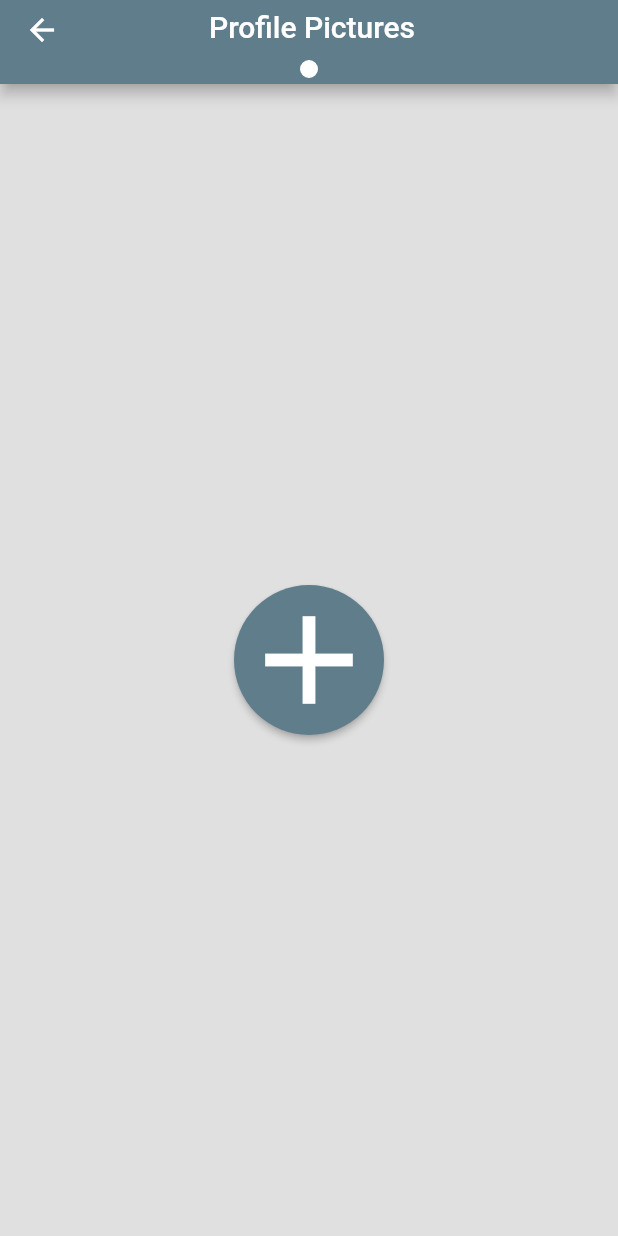
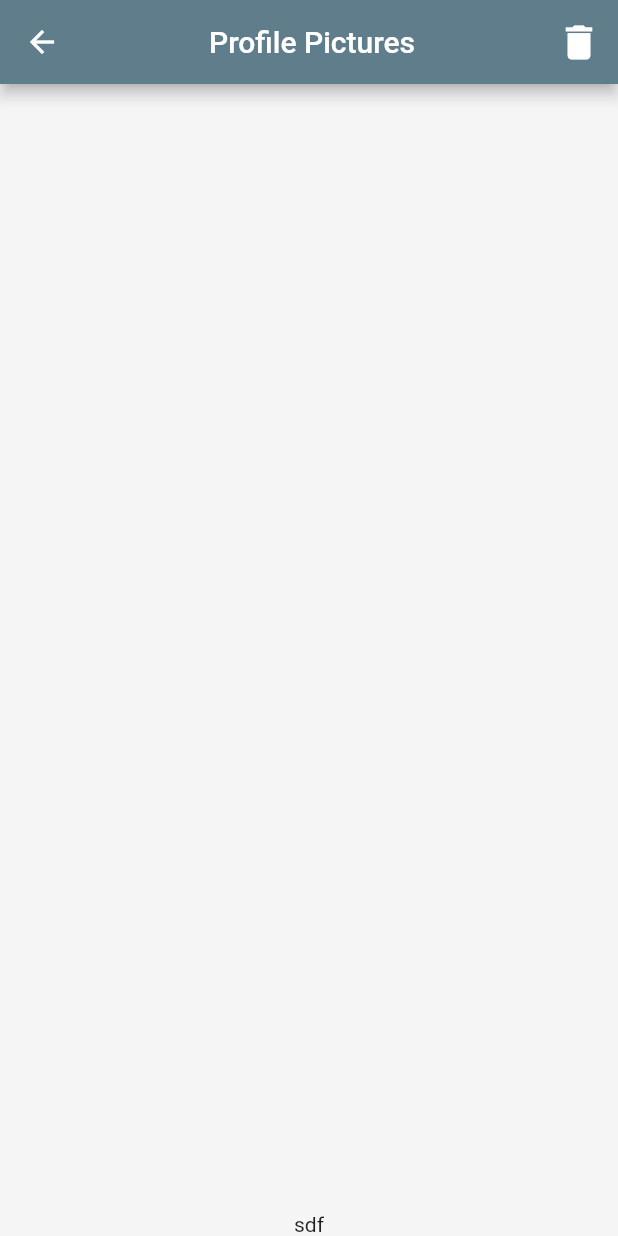
Before and after one commit to geeekfa/entertainmate, a Flutter app: the ProfilePage screen opened directly, after a tap on the "image" icon, on a phone screen of 412 x 824 dp. Run offline on Flutter 3.47's test engine with Material 2 defaults, Android fonts, the phone set to English and light mode, and no system bars; our stand-ins replace cached_network_image, cloud_firestore, firebase_auth, firebase_core, firebase_storage, image_picker and 1 more; accounts and stored records are empty; statements that could not run were skipped; project files that could hold a hidden picture were left out.

Commit message:
jan 17 12:44

```diff
--- a/lib/modules/image_collection/image_collection.dart
+++ b/lib/modules/image_collection/image_collection.dart
@@ -1,5 +1,6 @@
 import 'package:cached_network_image/cached_network_image.dart';
 import 'package:entertainmate/modules/image_collection/image_collection_manager.dart';
+import 'package:entertainmate/modules/image_collection/image_collection_manager1.dart';
 import 'package:flutter/material.dart';
 
 class TImageCollection extends StatefulWidget {
@@ -15,7 +16,7 @@ void _openImageCollectionManager() async {
     Map results = await Navigator.push(
       context,
       MaterialPageRoute(
-          builder: (context) => TImageCollectionManager(
+          builder: (context) => TImageCollectionManager1(
                 title: "Profile Pictures",
                 imageUrls: widget.imageUrls.toList(),
               )),
@@ -44,6 +45,7 @@ void _openImageCollectionManager() async {
               padding: const EdgeInsets.all(10.0),
             )
           : new ListView.builder(
+            physics: new PageScrollPhysics(),
               itemCount: widget.imageUrls.length,
               itemBuilder: (BuildContext ctxt, int index) {
                 return new InkResponse(
--- /dev/null
+++ b/lib/modules/image_collection/image_collection_manager1.dart
@@ -0,0 +1,139 @@
+import 'dart:io';
+import 'package:cached_network_image/cached_network_image.dart';
+import 'package:entertainmate/modules/dialog/image_picker_dialog.dart';
+import 'package:flutter/material.dart';
+
+class TImageCollectionManager1 extends StatefulWidget {
+  String title;
+  List imageUrls;
+  TImageCollectionManager1({title, imageUrls}) {
+    this.title = title;
+    this.imageUrls = imageUrls;
+  }
+  @override
+  _MainState createState() => new _MainState();
+}
+
+class _MainState extends State<TImageCollectionManager1> {
+  List<Widget> _slides = new List();
+
+  @override
+  void initState() {
+    super.initState();
+  }
+
+  Future<bool> onWillPop() async {
+    //Navigator.pop(context, {"imageUrls": widget.imageUrls});
+    return new Future.value(true);
+  }
+
+  @override
+  Widget build(BuildContext context) {
+    return new WillPopScope(
+      onWillPop: onWillPop,
+      child: new Scaffold(
+        backgroundColor: Colors.grey[100],
+        appBar: new AppBar(
+          actions: <Widget>[
+            new Padding(
+                padding: const EdgeInsets.all(1.0),
+                child: true
+                    ? new SizedBox(
+                        width: 50.0,
+                        child: new IconButton(
+                          icon: const Icon(
+                            Icons.delete,
+                            size: 30.0,
+                            color: Colors.white,
+                          ),
+                          tooltip: 'delete this image',
+                          onPressed: () {
+                            //deleteImageFromSlider
+                          },
+                        ),
+                      )
+                    : new SizedBox(
+                        width: 50.0,
+                        child: new Container(),
+                      )),
+          ],
+          title: Center(
+            child: Text(widget.title),
+          ),
+        ),
+        body: new Column(
+          // mainAxisAlignment: MainAxisAlignment.spaceBetween,
+          children: <Widget>[
+            Expanded(
+                child: Container(
+              child: new ListView.builder(
+                  physics: new PageScrollPhysics(),
+                  itemCount: widget.imageUrls.length,
+                  itemBuilder: (BuildContext ctxt, int index) {
+                    return new CachedNetworkImage(
+                      width: MediaQuery.of(context).size.width,
+                      imageUrl: widget.imageUrls[index],
+                      errorWidget: new Icon(
+                        Icons.broken_image,
+                        size: 200.0,
+                        color: Colors.blueGrey[100],
+                      ),
+                    );
+                  },
+                  scrollDirection: Axis.horizontal),
+            )),
+            Text("sdf")
+            // new Container(
+            //   child: ListView.builder(
+            //     itemCount: widget.imageUrls.length,
+            //     itemBuilder: (context, position) {
+            //       return Text(widget.imageUrls[position]);
+            //     },
+            //   ),
+            // new ListView.builder(
+
+            //   physics: new PageScrollPhysics(),
+            //   itemCount: widget.imageUrls.length,
+            //   itemBuilder: (BuildContext ctxt, int index) {
+            //     // return new CachedNetworkImage(
+            //     //   width: MediaQuery.of(context).size.width,
+            //     //   imageUrl: widget.imageUrls[index],
+            //     //   errorWidget: new Icon(
+            //     //     Icons.broken_image,
+            //     //     size: 200.0,
+            //     //     color: Colors.blueGrey[100],
+            //     //   ),
+            //     // );
+
+            //     return new Text("sdf");
+            //   },
+            //   scrollDirection: Axis.horizontal),
+            // )
+          ],
+
+          //     ListView.builder(
+
+          //   //controller: new FixedExtentScrollController(),
+          //   physics: FixedExtentScrollPhysics(),
+          //   children: widget.imageUrls.map((month) {
+          //     return Card(
+          //         child: Row(
+          //       children: <Widget>[
+          //         Expanded(
+          //             child: Padding(
+          //           padding: const EdgeInsets.all(8.0),
+          //           child: Text(
+          //             month,
+          //             style: TextStyle(fontSize: 18.0),
+          //           ),
+          //         )),
+          //       ],
+          //     ));
+          //   }).toList(),
+          //   itemExtent: 60.0,
+          // ),
+        ),
+      ),
+    );
+  }
+}
```
Also changed, not shown: lib/modules/slider/slider.dart (added, +34 -0 lines).
